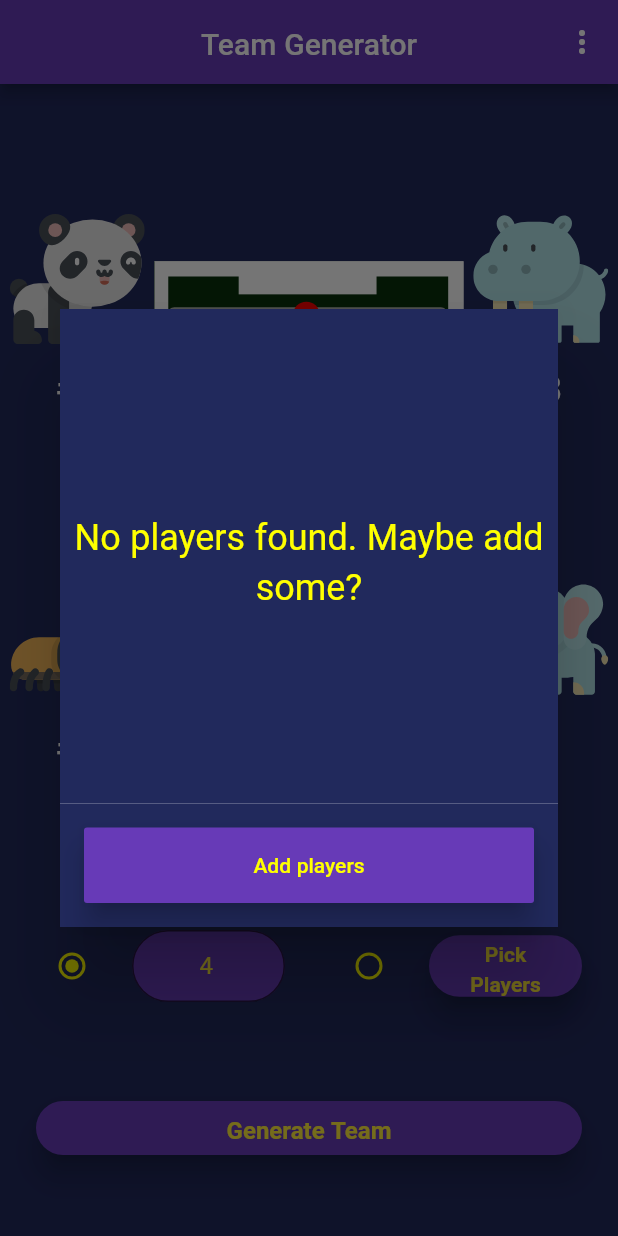
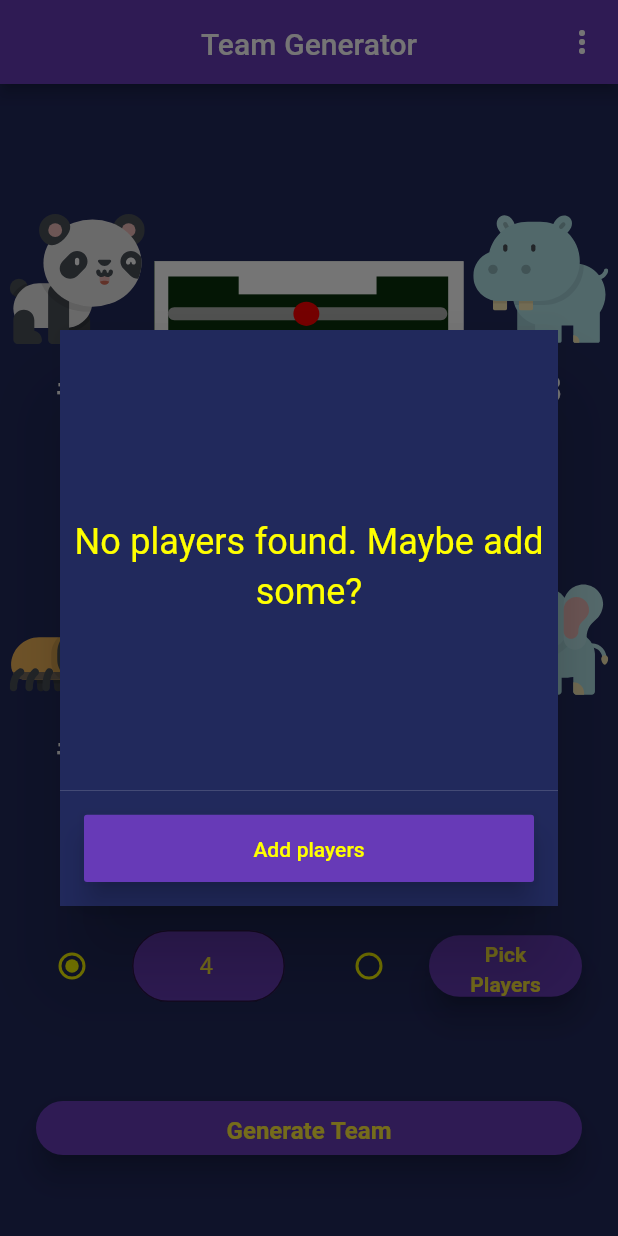
Before and after one commit to Eduard-Dumitrescu/Foosball-Shuffler, a Flutter app: the screen it shows after launch, after a tap on "Pick Players", on a phone screen of 412 x 824 dp. Run offline on Flutter 3.47's test engine with Material 2 defaults, Android fonts, the phone set to English and light mode, and no system bars; our stand-ins replace flutter_keyboard_visibility, flutter_svg, google_fonts, shared_preferences; missing offline and left inert: flutter_device_type.

Commit message:
added height without appBar

```diff
--- a/lib/ui/contact_page.dart
+++ b/lib/ui/contact_page.dart
@@ -22,7 +22,7 @@ class ContactPage extends StatelessWidget {
       ),
       body: Container(
         width: Utils.deviceWidth(context),
-        height: Utils.deviceHeight(context),
+        height: Utils.deviceHeightWithoutAppBar(context),
         color: Color(0xff21295C),
         child: Column(
           mainAxisAlignment: MainAxisAlignment.start,
--- a/lib/ui/home_page.dart
+++ b/lib/ui/home_page.dart
@@ -108,7 +108,7 @@ class _HomePageState extends State<HomePage> {
   Widget _mainBody() {
     return Container(
       width: Utils.deviceWidth(context),
-      height: Utils.deviceHeight(context),
+      height: Utils.deviceHeightWithoutAppBar(context),
       color: Color(0xff21295C),
       child: Column(
         mainAxisAlignment: MainAxisAlignment.spaceEvenly,
@@ -192,8 +192,8 @@ class _HomePageState extends State<HomePage> {
               ? Utils.deviceWidth(context) / 2
               : Utils.deviceWidth(context);
           final double height = shrink
-              ? Utils.deviceHeight(context) / 6
-              : Utils.deviceHeight(context) / 3;
+              ? Utils.deviceHeightWithoutAppBar(context) / 6
+              : Utils.deviceHeightWithoutAppBar(context) / 3;
 
           return ValueListenableBuilder<List<Player>>(
               valueListenable: _players,
@@ -520,7 +520,7 @@ class _PlayerCheckState extends State<PlayerCheck> {
   Widget build(BuildContext context) {
     return SizedBox(
       width: Utils.deviceWidth(context),
-      height: Utils.deviceHeight(context) / 2,
+      height: Utils.deviceHeightWithoutAppBar(context) / 2,
       child: Column(
         mainAxisAlignment: MainAxisAlignment.spaceBetween,
         crossAxisAlignment: CrossAxisAlignment.center,
--- a/lib/ui/players_page.dart
+++ b/lib/ui/players_page.dart
@@ -40,7 +40,7 @@ class _PlayersPageState extends State<PlayersPage> {
         ),
         body: Container(
           width: Utils.deviceWidth(context),
-          height: Utils.deviceHeight(context),
+          height: Utils.deviceHeightWithoutAppBar(context),
           color: Color(0xff21295C),
           child: Column(
             mainAxisSize: MainAxisSize.max,
@@ -305,7 +305,8 @@ class _PlayerEditWidgetState extends State<PlayerEditWidget> {
             return Container(
               color: Color(0xff21295C),
               width: Utils.deviceWidth(context),
-              height: Utils.deviceHeight(context) / (isMowgli ? 3 : 2),
+              height:
+                  Utils.deviceHeightWithoutAppBar(context) / (isMowgli ? 3 : 2),
               child: Column(
                 mainAxisAlignment: MainAxisAlignment.spaceAround,
                 crossAxisAlignment: CrossAxisAlignment.center,
--- a/lib/utils/utils.dart
+++ b/lib/utils/utils.dart
@@ -15,6 +15,12 @@ class Utils {
     return Platform.isIOS ? deviceHeight / 2 : deviceHeight;
   }
 
+  static double deviceHeightWithoutAppBar(BuildContext context) {
+    final double deviceHeight =
+        MediaQuery.of(context).size.height - kToolbarHeight;
+    return Platform.isIOS ? deviceHeight / 2 : deviceHeight;
+  }
+
   static bool isKeyboardHidden(BuildContext context) {
     return MediaQuery.of(context).viewInsets.bottom == 0;
   }
```
